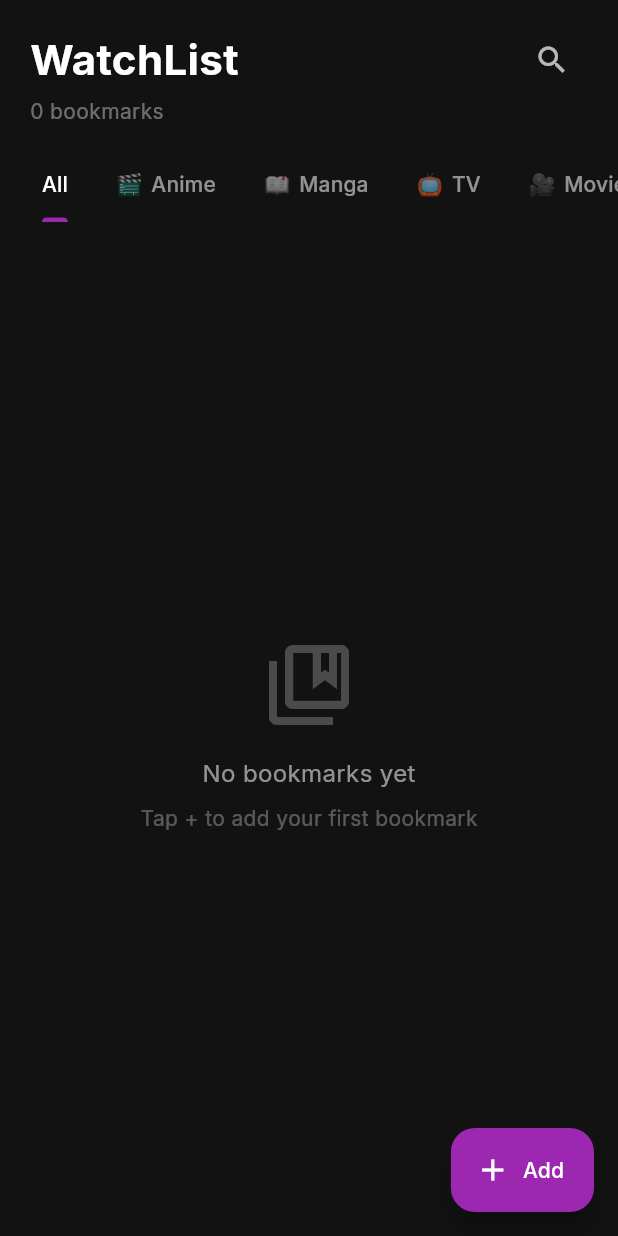
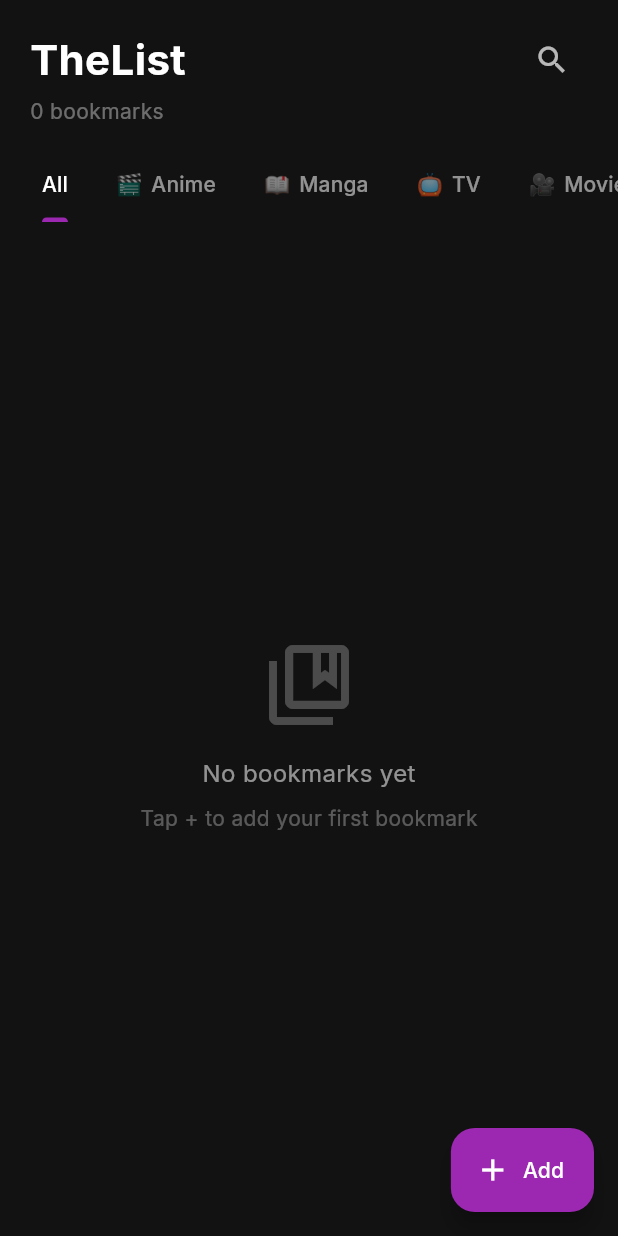
Before and after one commit to 8lackR0z3/watchlist, a Flutter app: the screen it shows after launch, on a phone screen of 412 x 824 dp. Run offline on Flutter 3.47's test engine with Material 3 defaults, Android fonts, the phone set to English and light mode, and no system bars; our stand-ins replace cached_network_image, google_fonts, sqflite; accounts and stored records are empty.

Commit message:
Update header to TheList

```diff
--- a/lib/screens/home_screen.dart
+++ b/lib/screens/home_screen.dart
@@ -213,7 +213,7 @@ class _HomeScreenState extends State<HomeScreen> with TickerProviderStateMixin {
           Row(
             children: [
               const Text(
-                'WatchList',
+                'TheList',
                 style: TextStyle(
                   color: Colors.white,
                   fontSize: 28,
```
